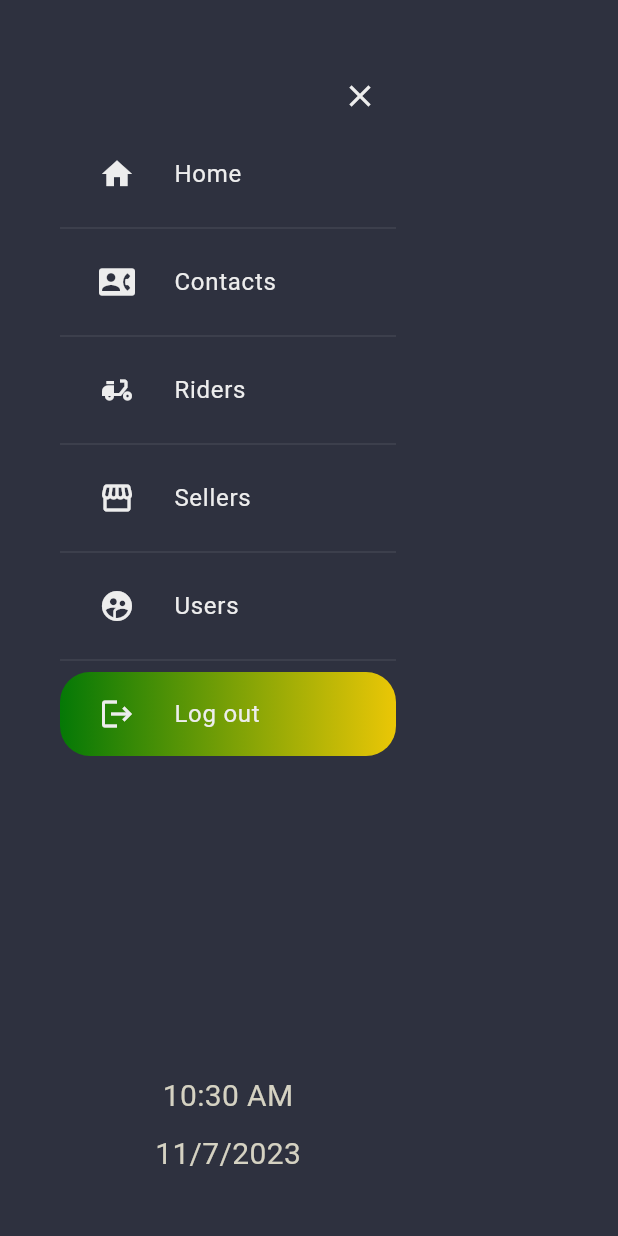
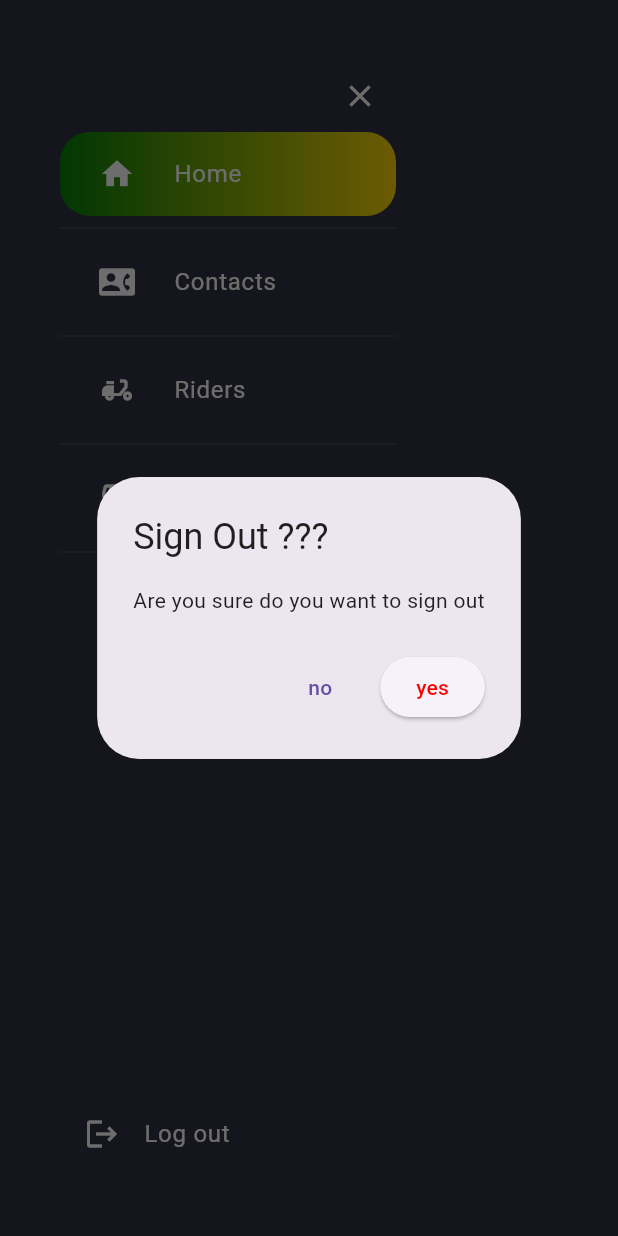
Before and after one commit to yahiyam/fullfill_admin_web, a Flutter app: the DrawerPage widget shown alone on an empty page, opened directly, after a tap on "Log out", on a phone screen of 412 x 824 dp. Run offline on Flutter 3.47's test engine with Material 2 defaults, Android fonts, the light colour scheme and no system bars; our stand-ins replace cloud_firestore, firebase_auth, firebase_core, google_fonts; accounts and stored records are empty.

Commit message:
added login and sign out

```diff
--- a/lib/features/view/drawer/drawer_page.dart
+++ b/lib/features/view/drawer/drawer_page.dart
@@ -1,8 +1,10 @@
+import 'package:firebase_auth/firebase_auth.dart';
 import 'package:flutter/material.dart';
 import 'package:fullfill_admin_web_portal/constants/colors.dart';
 import 'package:fullfill_admin_web_portal/constants/sizes.dart';
+import 'package:fullfill_admin_web_portal/features/data/model/drawer_bottons.dart';
+import 'package:fullfill_admin_web_portal/features/view/auth/login.dart';
 import 'package:fullfill_admin_web_portal/features/view/home/widgets/time_date.dart';
-import 'package:fullfill_admin_web_portal/features/view_model/drawer/drawer_buttons.dart';
 import 'package:fullfill_admin_web_portal/features/view_model/drawer/select_button_index.dart';
 import 'package:fullfill_admin_web_portal/responsive/responsive_layout.dart';
 import 'package:provider/provider.dart';
@@ -12,6 +14,13 @@ class DrawerPage extends StatelessWidget {
 
   @override
   Widget build(BuildContext context) {
+    List<DrawerButtonsInfo> drawerButtons = [
+      DrawerButtonsInfo(title: "Home", icon: Icons.home),
+      DrawerButtonsInfo(title: "Contacts", icon: Icons.contact_phone_rounded),
+      DrawerButtonsInfo(title: "Riders", icon: Icons.delivery_dining),
+      DrawerButtonsInfo(title: "Sellers", icon: Icons.storefront),
+      DrawerButtonsInfo(title: "Users", icon: Icons.supervised_user_circle),
+    ];
     return Drawer(
       elevation: 0,
       backgroundColor: KColors.drawerBgColor,
@@ -40,7 +49,7 @@ class DrawerPage extends StatelessWidget {
               child: ListView(
                 shrinkWrap: true,
                 children: List.generate(
-                  DrawerInfo.drawerButtons.length,
+                  drawerButtons.length,
                   (index) => Column(
                     children: [
                       Consumer<SelectButton>(
@@ -59,7 +68,7 @@ class DrawerPage extends StatelessWidget {
                                 : null,
                             child: ListTile(
                               title: Text(
-                                DrawerInfo.drawerButtons[index].title,
+                                drawerButtons[index].title,
                                 style: const TextStyle(
                                   color: KColors.neutralColor,
                                 ),
@@ -68,7 +77,7 @@ class DrawerPage extends StatelessWidget {
                                 padding:
                                     const EdgeInsets.all(KSizes.smallPadding),
                                 child: Icon(
-                                  DrawerInfo.drawerButtons[index].icon,
+                                  drawerButtons[index].icon,
                                   color: KColors.neutralColor,
                                 ),
                               ),
@@ -81,7 +90,7 @@ class DrawerPage extends StatelessWidget {
                           );
                         },
                       ),
-                      if (index != DrawerInfo.drawerButtons.length - 1)
+                      if (index != drawerButtons.length - 1)
                         const Divider(
                           color: KColors.neutralColor,
                           thickness: 0.1,
@@ -91,8 +100,50 @@ class DrawerPage extends StatelessWidget {
                 ),
               ),
             ),
+            if (ResponsiveLayout.isComputer()) const TimeDateWidget(),
             const SizedBox(height: KSizes.padding),
-            const TimeDateWidget(),
+            ListTile(
+              title: const Text(
+                "Log out",
+                style: TextStyle(
+                  color: KColors.neutralColor,
+                ),
+              ),
+              leading: const Icon(
+                Icons.logout,
+                color: KColors.neutralColor,
+              ),
+              splashColor: KColors.drawerBgColor,
+              onTap: () {
+                showDialog(
+                  context: context,
+                  builder: (context) => AlertDialog(
+                    title: const Text('Sign Out ???'),
+                    content: const Text("Are you sure do you want to sign out"),
+                    actions: [
+                      TextButton(
+                        onPressed: () => Navigator.pop(context),
+                        child: const Text('no'),
+                      ),
+                      ElevatedButton(
+                        onPressed: () {
+                          FirebaseAuth.instance.signOut();
+                          Navigator.of(context).pushReplacement(
+                              MaterialPageRoute(
+                                  builder: (context) => LoginPage()));
+                        },
+                        child: const Text(
+                          'yes',
+                          style: TextStyle(
+                            color: KColors.accentColor,
+                          ),
+                        ),
+                      )
+                    ],
+                  ),
+                );
+              },
+            ),
           ],
         ),
       ),
--- a/lib/features/view_model/drawer/drawer_buttons.dart
+++ b/lib/features/view_model/drawer/drawer_buttons.dart
@@ -1,15 +1,10 @@
-import 'package:flutter/material.dart';
-import 'package:fullfill_admin_web_portal/features/data/model/drawer_bottons.dart';
+// import 'package:firebase_auth/firebase_auth.dart';
+// import 'package:flutter/material.dart';
+// import 'package:fullfill_admin_web_portal/features/data/model/drawer_bottons.dart';
+// import 'package:fullfill_admin_web_portal/features/view/auth/login.dart';
 
-class DrawerInfo {
-  static get drawerButtons => _drawerButtons;
+// class DrawerInfo {
+//  static get drawerButtons => _drawerButtons;
 
-  static final List<DrawerButtonsInfo> _drawerButtons = [
-    DrawerButtonsInfo(title: "Home", icon: Icons.home),
-    DrawerButtonsInfo(title: "Contacts", icon: Icons.contact_phone_rounded),
-    DrawerButtonsInfo(title: "Riders", icon: Icons.delivery_dining),
-    DrawerButtonsInfo(title: "Sellers", icon: Icons.storefront),
-    DrawerButtonsInfo(title: "Users", icon: Icons.supervised_user_circle),
-    DrawerButtonsInfo(title: "Log out", icon: Icons.logout),
-  ];
-}
+//  static final
+// }
--- a/lib/main.dart
+++ b/lib/main.dart
@@ -1,8 +1,10 @@
+import 'package:firebase_auth/firebase_auth.dart';
 import 'package:firebase_core/firebase_core.dart';
 import 'package:flutter/material.dart';
 import 'package:fullfill_admin_web_portal/constants/colors.dart';
 import 'package:fullfill_admin_web_portal/constants/sizes.dart';
 import 'package:fullfill_admin_web_portal/features/view/auth/login.dart';
+import 'package:fullfill_admin_web_portal/features/view/home/home.dart';
 import 'package:fullfill_admin_web_portal/features/view_model/auth/login_provider.dart';
 import 'package:fullfill_admin_web_portal/features/view_model/auth/obscure_provider.dart';
 import 'package:fullfill_admin_web_portal/features/view_model/drawer/select_button_index.dart';
@@ -47,7 +49,9 @@ class MyApp extends StatelessWidget {
         scaffoldBackgroundColor: KColors.scaffoldBgColor,
         useMaterial3: true,
       ),
-      home: LoginPage(),
+      home: FirebaseAuth.instance.currentUser == null
+          ? LoginPage()
+          : const HomePage(),
     );
   }
 }
```
Also changed, not shown: lib/features/view/auth/widgets/login_button.dart (+13 -19 lines), lib/features/view_model/auth/login_provider.dart (+25 -0 lines), lib/features/data/model/drawer_bottons.dart (line endings or trailing spaces).
